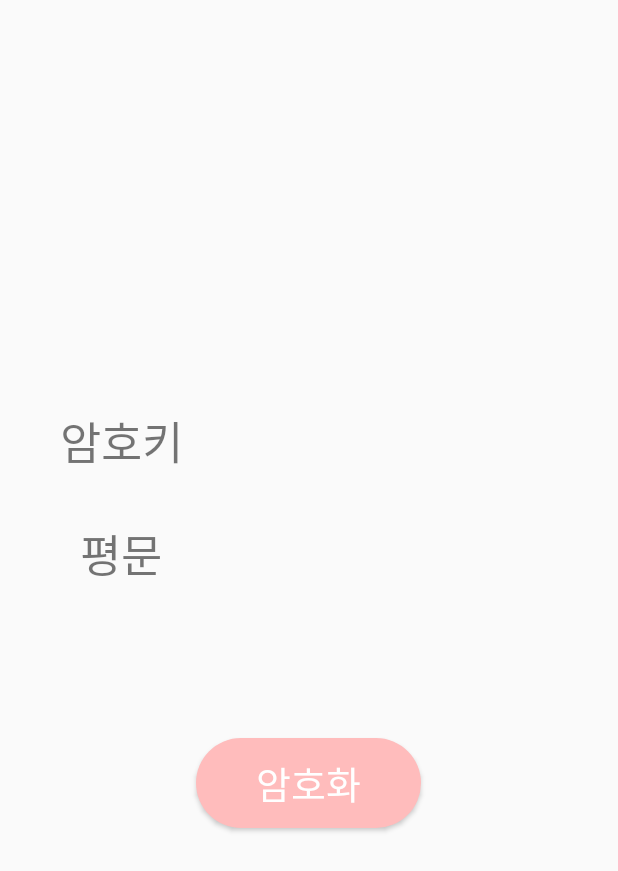
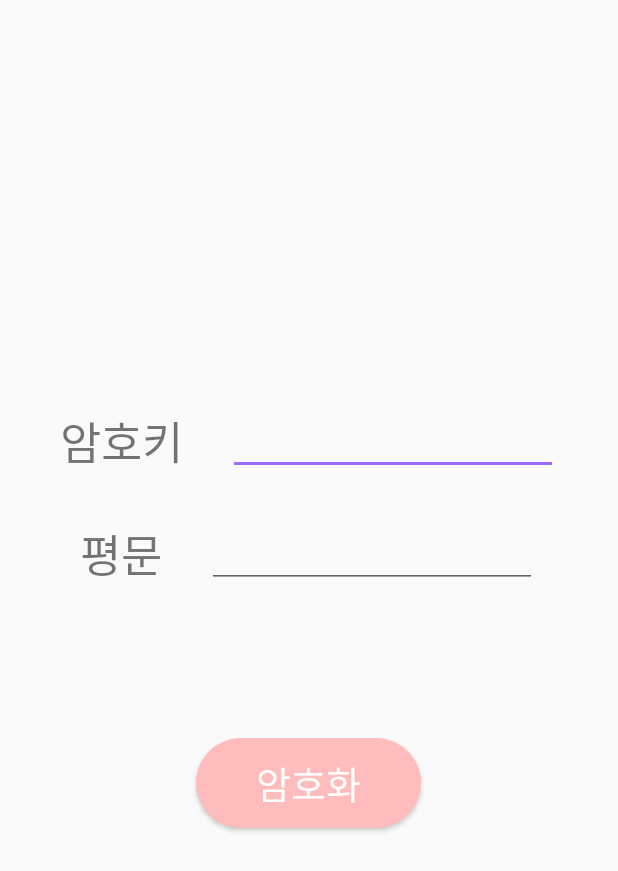
Before and after one commit to MinKyeong031/Encryption, an Android app: the screen it shows after launch (PlainActivityM), after a tap on an icon or button, on a phone screen of 412 x 824 dp. Shown: the top 871 px of the screen. Run offline under Robolectric (Android 15) with nearby library versions, the phone set to English and light mode, and no system bars.

Commit message:
MainActivity에서 값 전달 받기

```diff
--- a/app/src/main/java/kr/hs/mirim/encryption/PlainActivityM.java
+++ b/app/src/main/java/kr/hs/mirim/encryption/PlainActivityM.java
@@ -6,21 +6,31 @@ import android.content.Intent;
 import android.os.Bundle;
 import android.view.View;
 import android.widget.Button;
+import android.widget.EditText;
 
 public class PlainActivityM extends AppCompatActivity {
 
+    EditText keyEdt;
+    EditText plainEdt;
     Button toProcess;
+
+    static String keyP = "";
+    static String plain = "";
 
     @Override
     protected void onCreate(Bundle savedInstanceState) {
         super.onCreate(savedInstanceState);
         setContentView(R.layout.activity_plain_m);
 
+        keyEdt = findViewById(R.id.keyEdt);
+        plainEdt = findViewById(R.id.plainEdt);
         toProcess = findViewById(R.id.toProcess);
 
         toProcess.setOnClickListener(new View.OnClickListener() {
             @Override
             public void onClick(View v) {
+                keyP = keyEdt.getText().toString().trim();
+                plain = plainEdt.getText().toString().trim();
                 toProcessA();
             }
         });
--- a/app/src/main/res/layout/activity_ciper_m.xml
+++ b/app/src/main/res/layout/activity_ciper_m.xml
@@ -25,7 +25,7 @@ tools:context=".CiperActivityM">
                 android:text="암호키"
                 android:textSize="30dp" />
             <EditText
-                android:background="@null"
+                android:id="@+id/keyEdt"
                 android:layout_marginLeft="30dp"
                 android:layout_width="220dp"
                 android:layout_height="wrap_content"/>
@@ -45,7 +45,7 @@ tools:context=".CiperActivityM">
                 android:text="암호문"
                 android:textSize="30dp" />
             <EditText
-                android:background="@null"
+                android:id="@+id/ciperEdt"
                 android:layout_marginLeft="30dp"
                 android:layout_width="220dp"
                 android:layout_height="wrap_content"/>
--- a/app/src/main/res/layout/activity_plain_m.xml
+++ b/app/src/main/res/layout/activity_plain_m.xml
@@ -25,7 +25,7 @@
                 android:text="암호키"
                 android:textSize="30dp" />
             <EditText
-                android:background="@null"
+                android:id="@+id/keyEdt"
                 android:layout_marginLeft="30dp"
                 android:layout_width="220dp"
                 android:layout_height="wrap_content"/>
@@ -45,7 +45,7 @@
                 android:text="평문"
                 android:textSize="30dp" />
             <EditText
-                android:background="@null"
+                android:id="@+id/plainEdt"
                 android:layout_marginLeft="30dp"
                 android:layout_width="220dp"
                 android:layout_height="wrap_content"/>
```
Also changed, not shown: app/src/main/java/kr/hs/mirim/encryption/CiperActivityM.java (+11 -0 lines), app/src/main/java/kr/hs/mirim/encryption/CiperActivityP.java (+9 -1 lines), app/src/main/java/kr/hs/mirim/encryption/Methods.java (added, +16 -0 lines), app/src/main/java/kr/hs/mirim/encryption/PlainActivityP.java (+8 -0 lines).
